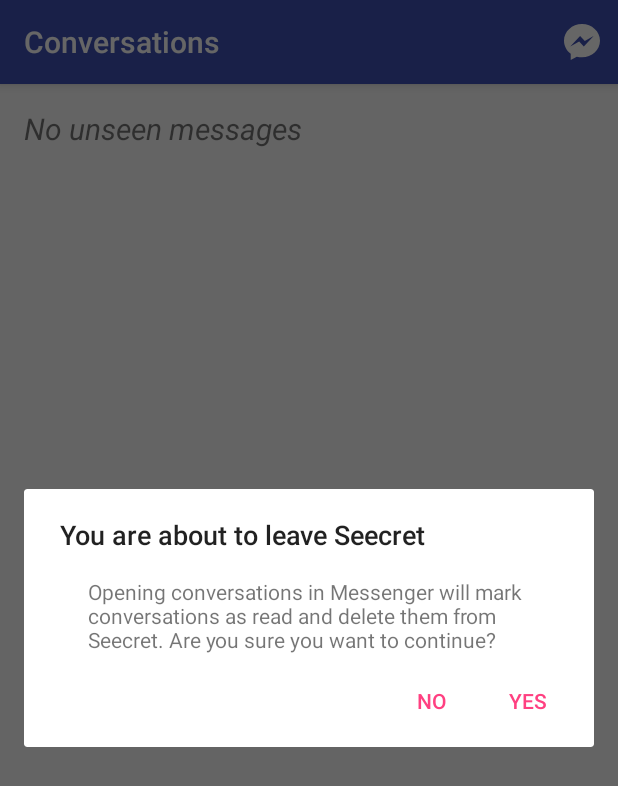
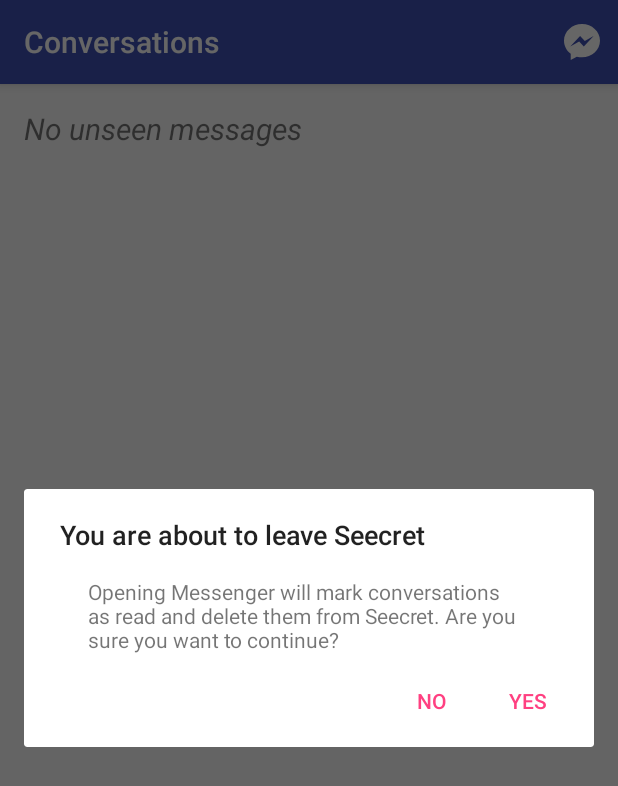
Before and after one commit to aayusht/seecret, an Android app: the screen it shows after launch (MainActivity), after a tap on "Messenger", on a phone screen of 412 x 824 dp. Shown: the top 786 px of the screen. Run offline under Robolectric (Android 15) with nearby library versions, the phone set to English and light mode, and no system bars.

```diff
--- a/app/src/main/java/com/seecret/mdb/seecret/MainActivity.java
+++ b/app/src/main/java/com/seecret/mdb/seecret/MainActivity.java
@@ -143,7 +143,7 @@
                 layout.setOrientation(LinearLayout.VERTICAL);
 
                 final TextView warningMessage = new TextView(builder.getContext());
-                warningMessage.setText("Opening conversations in Messenger will mark conversations as read and delete them from Seecret. Are you sure you want to continue?");
+                warningMessage.setText("Opening Messenger will mark conversations as read and delete them from Seecret. Are you sure you want to continue?");
                 warningMessage.setPadding(64, 24, 64, 0);
                 layout.addView(warningMessage);
 
```
